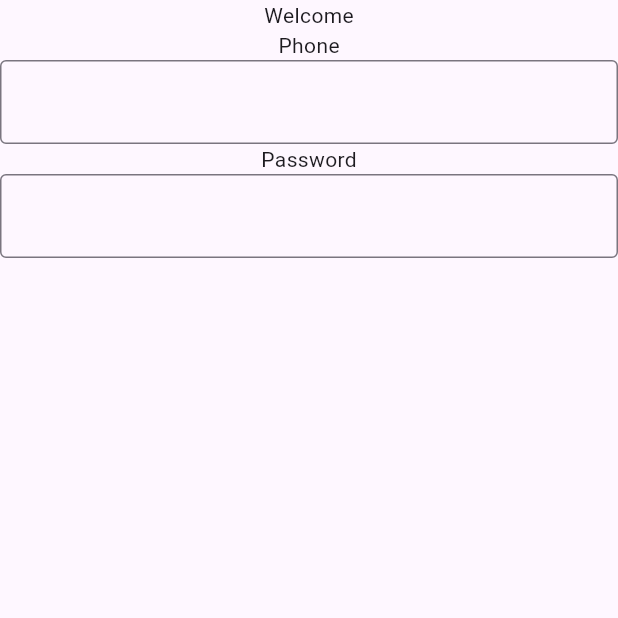
After one commit to App-Byte-Builders/chat-app, a Flutter app: the LoginUiScreen screen opened directly, on a phone screen of 412 x 824 dp, the top half of it. The commit adds this screen. Run offline on Flutter 3.47's test engine with Material 3 defaults, Android fonts, the phone set to English and light mode, and no system bars; our stand-ins replace flutter_riverpod.

Commit message:
worked on login screen

```diff
--- /dev/null
+++ b/lib/login/ui/screens/login_ui_screen.dart
@@ -0,0 +1,16 @@
+import 'package:chat_app/login/ui/widgets/custom_text_fields.dart';
+import 'package:flutter/material.dart';
+
+class LoginUiScreen extends StatelessWidget {
+  const LoginUiScreen({super.key});
+
+  @override
+  Widget build(BuildContext context) {
+    return const Scaffold(body: Column(children: [
+      Text('Welcome'),
+      CustomTextFields(title: 'Phone'),
+      CustomTextFields(title: 'Password'),
+
+    ],),);
+  }
+}
--- /dev/null
+++ b/lib/login/ui/widgets/custom_text_fields.dart
@@ -0,0 +1,14 @@
+import 'package:flutter/cupertino.dart';
+import 'package:flutter/material.dart';
+
+class CustomTextFields extends StatelessWidget {
+  const CustomTextFields({super.key, required this.title});
+  final String title;
+  @override
+  Widget build(BuildContext context) {
+    return  Column(children: [
+      Text(title),
+    TextFormField(decoration: InputDecoration(border: OutlineInputBorder()),),
+    ],);
+  }
+}
--- a/lib/main.dart
+++ b/lib/main.dart
@@ -1,8 +1,8 @@
 import 'package:flutter/material.dart';
-import 'package:socket_io_client/socket_io_client.dart' as IO;
+import 'package:flutter_riverpod/flutter_riverpod.dart';
 
 void main() {
-  runApp(const MyApp());
+  runApp( ProviderScope(child: const MyApp()));
 }
 
 class MyApp extends StatelessWidget {
```
Also changed, not shown: lib/values/custom_colors.dart (added), lib/values/text_styles.dart (added).
